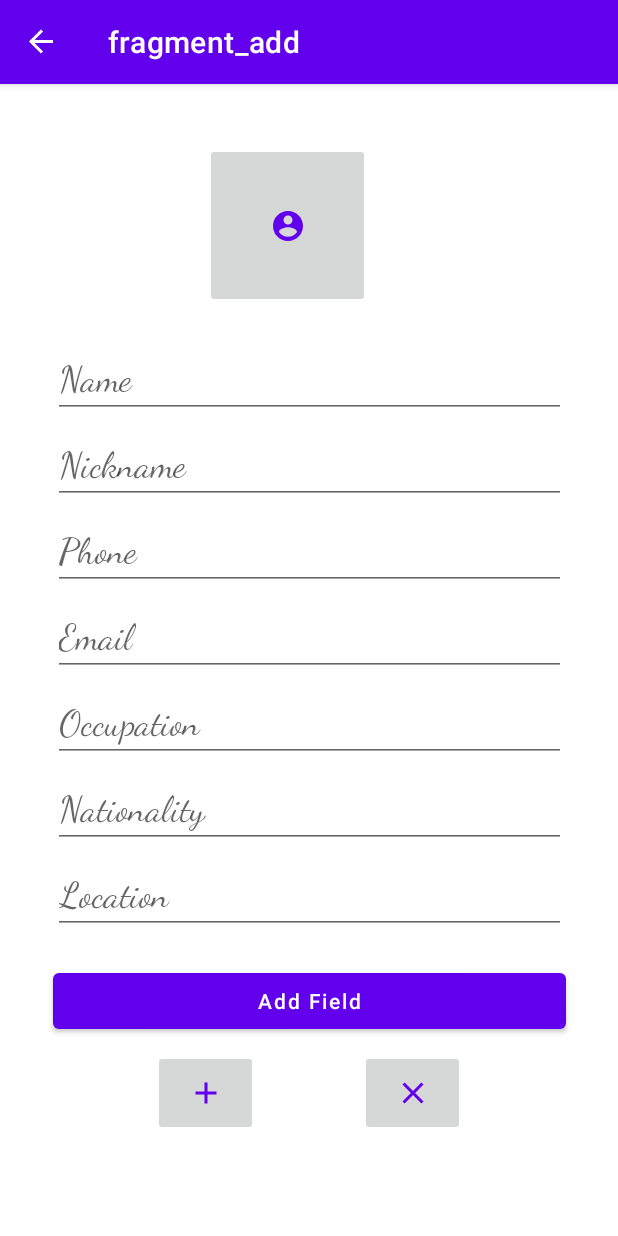
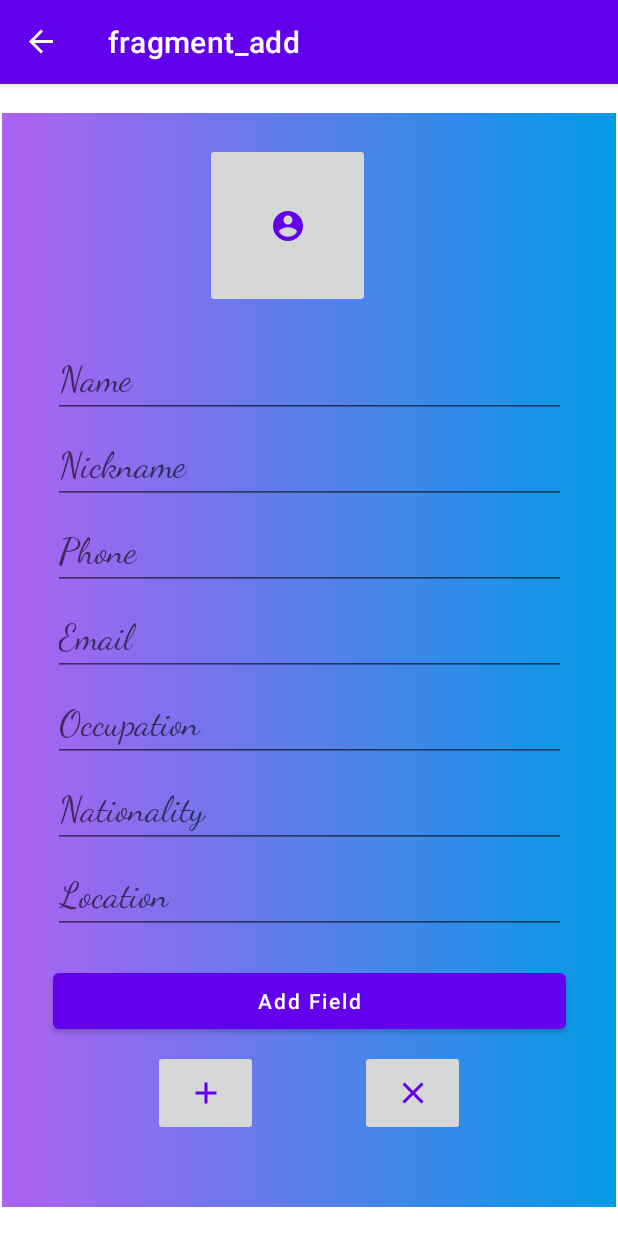
Before and after one commit to asmaakh98/Contacts, an Android app: the AddFragment screen opened through its navigation route, on a phone screen of 412 x 824 dp. Run offline under Robolectric (Android 15) with nearby library versions, the phone set to English and light mode, and no system bars; our stand-ins replace Room's generated code, navigation-ui.

Commit message:
background

```diff
--- a/app/src/main/res/layout/fragment_add.xml
+++ b/app/src/main/res/layout/fragment_add.xml
@@ -4,9 +4,10 @@
     xmlns:app="http://schemas.android.com/apk/res-auto"
     xmlns:tools="http://schemas.android.com/tools"
     android:layout_width="match_parent"
-    android:layout_height="wrap_content"
+    android:layout_height="match_parent"
     android:scrollbarSize="10dp"
-    android:fillViewport="true">
+    android:fillViewport="true"
+    android:background="@drawable/gradient_background">
 
     <LinearLayout
         android:layout_width="match_parent"
--- a/app/src/main/res/layout/fragment_all.xml
+++ b/app/src/main/res/layout/fragment_all.xml
@@ -4,7 +4,8 @@
     android:layout_width="match_parent"
     android:layout_height="match_parent"
     xmlns:app="http://schemas.android.com/apk/res-auto"
-    tools:context=".AllFragment">
+    tools:context=".AllFragment"
+    android:background="@drawable/gradient_background">
 
     <!-- TODO: Update blank fragment layout -->
 
--- a/app/src/main/res/layout/fragment_favorite.xml
+++ b/app/src/main/res/layout/fragment_favorite.xml
@@ -4,7 +4,8 @@
     xmlns:tools="http://schemas.android.com/tools"
     android:layout_width="match_parent"
     android:layout_height="match_parent"
-    tools:context=".FavoriteFragment">
+    tools:context=".FavoriteFragment"
+    android:background="@drawable/gradient_background">
 
     <androidx.recyclerview.widget.RecyclerView
         android:id="@+id/favrecycler"
```
